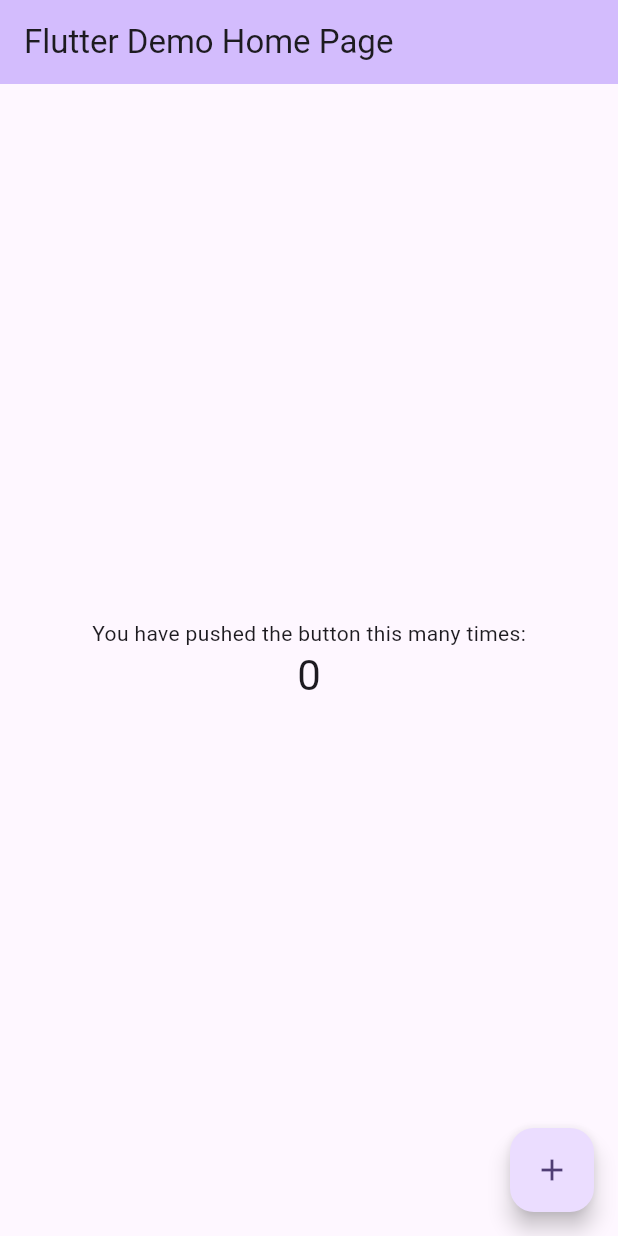
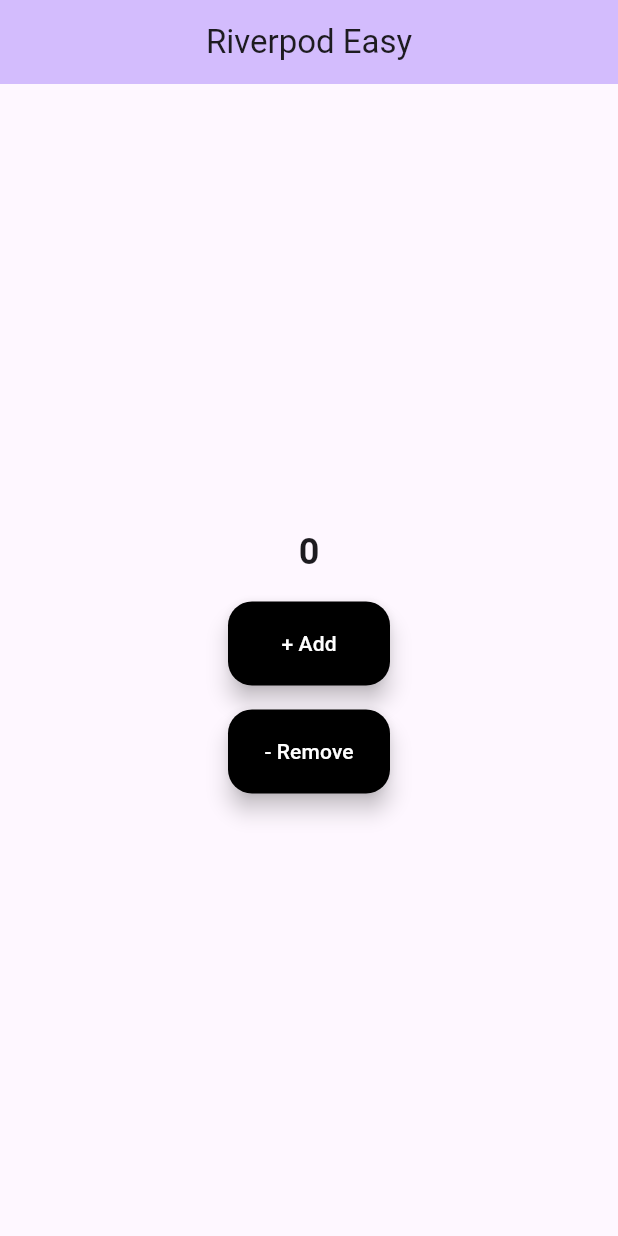
Before and after one commit to Meherab47787/flutter-payment-demo, a Flutter app: the screen it shows after launch, on a phone screen of 412 x 824 dp. Run offline on Flutter 3.47's test engine with Material 3 defaults, Android fonts, the phone set to English and light mode, and no system bars; our stand-ins replace flutter_riverpod, riverpod.

Commit message:
riverpod easy done

```diff
--- a/lib/features/screen/easyRiverpodPage.dart
+++ b/lib/features/screen/easyRiverpodPage.dart
@@ -0,0 +1,57 @@
+import 'package:flutter/material.dart';
+import 'package:flutter_payment_demo/utils/buttons/custom_floating_action_button.dart';
+import 'package:flutter_payment_demo/utils/dimensions.dart';
+import 'package:flutter_payment_demo/utils/riverpod.dart';
+import 'package:flutter_riverpod/flutter_riverpod.dart';
+
+class Easyriverpodpage extends ConsumerWidget {
+  const Easyriverpodpage({super.key});
+
+  @override
+  Widget build(BuildContext context, WidgetRef ref) {
+    return Scaffold(
+      appBar: AppBar(
+        centerTitle: true,
+        backgroundColor: Theme.of(context).colorScheme.inversePrimary,
+        title: Text("Riverpod Easy"),
+      ),
+      body: Center(
+        child: Column(
+          mainAxisAlignment: MainAxisAlignment.center,
+          children: <Widget>[
+            Text(
+              ref.watch(riverpodEasy).toString(),
+              style: TextStyle(
+                  fontSize: Dimensions.doubleExtralgSize,
+                  fontWeight: FontWeight.bold),
+            ),
+            SizedBox(
+              height: Dimensions.defaultSize,
+            ),
+            CustomFAB(
+              onPressed: () => {
+                ref.read(riverpodEasy.notifier).state+=1,
+              },
+              backgroundColor: Colors.black,
+              textColor: Colors.white,
+              string: "+ Add",
+              width: Dimensions.avatarSize * 2,
+            ),
+            SizedBox(
+              height: Dimensions.defaultSize,
+            ),
+            CustomFAB(
+              onPressed: () => {
+                ref.read(riverpodEasy.notifier).state-=1,
+              },
+              backgroundColor: Colors.black,
+              textColor: Colors.white,
+              string: "- Remove",
+              width: Dimensions.avatarSize * 2,
+            )
+          ],
+        ),
+      ),
+    );
+  }
+}
--- a/lib/main.dart
+++ b/lib/main.dart
@@ -1,7 +1,11 @@
 import 'package:flutter/material.dart';
+import 'package:flutter_payment_demo/features/screen/easyRiverpodPage.dart';
+import 'package:flutter_payment_demo/utils/buttons/custom_floating_action_button.dart';
+import 'package:flutter_payment_demo/utils/dimensions.dart';
+import 'package:flutter_riverpod/flutter_riverpod.dart';
 
 void main() {
-  runApp(const MyApp());
+  runApp(ProviderScope(child: const MyApp()));
 }
 
 class MyApp extends StatelessWidget {
@@ -11,115 +15,13 @@
   @override
   Widget build(BuildContext context) {
     return MaterialApp(
+      debugShowCheckedModeBanner: false,
       title: 'Flutter Demo',
       theme: ThemeData(
-        // This is the theme of your application.
-        //
-        // TRY THIS: Try running your application with "flutter run". You'll see
-        // the application has a purple toolbar. Then, without quitting the app,
-        // try changing the seedColor in the colorScheme below to Colors.green
-        // and then invoke "hot reload" (save your changes or press the "hot
-        // reload" button in a Flutter-supported IDE, or press "r" if you used
-        // the command line to start the app).
-        //
-        // Notice that the counter didn't reset back to zero; the application
-        // state is not lost during the reload. To reset the state, use hot
-        // restart instead.
-        //
-        // This works for code too, not just values: Most code changes can be
-        // tested with just a hot reload.
         colorScheme: ColorScheme.fromSeed(seedColor: Colors.deepPurple),
         useMaterial3: true,
       ),
-      home: const MyHomePage(title: 'Flutter Demo Home Page'),
+      home: Easyriverpodpage(),
     );
   }
 }
-
-class MyHomePage extends StatefulWidget {
-  const MyHomePage({super.key, required this.title});
-
-  // This widget is the home page of your application. It is stateful, meaning
-  // that it has a State object (defined below) that contains fields that affect
-  // how it looks.
-
-  // This class is the configuration for the state. It holds the values (in this
-  // case the title) provided by the parent (in this case the App widget) and
-  // used by the build method of the State. Fields in a Widget subclass are
-  // always marked "final".
-
-  final String title;
-
-  @override
-  State<MyHomePage> createState() => _MyHomePageState();
-}
-
-class _MyHomePageState extends State<MyHomePage> {
-  int _counter = 0;
-
-  void _incrementCounter() {
-    setState(() {
-      // This call to setState tells the Flutter framework that something has
-      // changed in this State, which causes it to rerun the build method below
-      // so that the display can reflect the updated values. If we changed
-      // _counter without calling setState(), then the build method would not be
-      // called again, and so nothing would appear to happen.
-      _counter++;
-    });
-  }
-
-  @override
-  Widget build(BuildContext context) {
-    // This method is rerun every time setState is called, for instance as done
-    // by the _incrementCounter method above.
-    //
-    // The Flutter framework has been optimized to make rerunning build methods
-    // fast, so that you can just rebuild anything that needs updating rather
-    // than having to individually change instances of widgets.
-    return Scaffold(
-      appBar: AppBar(
-        // TRY THIS: Try changing the color here to a specific color (to
-        // Colors.amber, perhaps?) and trigger a hot reload to see the AppBar
-        // change color while the other colors stay the same.
-        backgroundColor: Theme.of(context).colorScheme.inversePrimary,
-        // Here we take the value from the MyHomePage object that was created by
-        // the App.build method, and use it to set our appbar title.
-        title: Text(widget.title),
-      ),
-      body: Center(
-        // Center is a layout widget. It takes a single child and positions it
-        // in the middle of the parent.
-        child: Column(
-          // Column is also a layout widget. It takes a list of children and
-          // arranges them vertically. By default, it sizes itself to fit its
-          // children horizontally, and tries to be as tall as its parent.
-          //
-          // Column has various properties to control how it sizes itself and
-          // how it positions its children. Here we use mainAxisAlignment to
-          // center the children vertically; the main axis here is the vertical
-          // axis because Columns are vertical (the cross axis would be
-          // horizontal).
-          //
-          // TRY THIS: Invoke "debug painting" (choose the "Toggle Debug Paint"
-          // action in the IDE, or press "p" in the console), to see the
-          // wireframe for each widget.
-          mainAxisAlignment: MainAxisAlignment.center,
-          children: <Widget>[
-            const Text(
-              'You have pushed the button this many times:',
-            ),
-            Text(
-              '$_counter',
-              style: Theme.of(context).textTheme.headlineMedium,
-            ),
-          ],
-        ),
-      ),
-      floatingActionButton: FloatingActionButton(
-        onPressed: _incrementCounter,
-        tooltip: 'Increment',
-        child: const Icon(Icons.add),
-      ), // This trailing comma makes auto-formatting nicer for build methods.
-    );
-  }
-}
--- a/lib/utils/buttons/custom_floating_action_button.dart
+++ b/lib/utils/buttons/custom_floating_action_button.dart
@@ -0,0 +1,39 @@
+import 'package:flutter/material.dart';
+
+class CustomFAB extends StatelessWidget {
+  final VoidCallback onPressed;
+  final IconData? icon;
+  final Color backgroundColor;
+  final Color? iconColor;
+  final Color? textColor;
+  final String? string;
+  final double? height;
+  final double? width;
+
+  const CustomFAB({
+    super.key,
+    required this.onPressed,
+    this.icon,
+    required this.backgroundColor,
+    this.iconColor,
+    this.textColor,
+    this.string,
+    this.height,
+    this.width,
+  });
+
+  @override
+  Widget build(BuildContext context) {
+    return SizedBox(
+      height: height ?? 56.0, // default FAB size
+      width: width ?? 56.0,
+      child: FloatingActionButton(
+        onPressed: onPressed,
+        backgroundColor: backgroundColor,
+        foregroundColor: iconColor,
+        tooltip: string,
+        child: icon != null ? Icon(icon) : Text(string ?? '', style: TextStyle(color: textColor),),
+      ),
+    );
+  }
+}
--- a/lib/utils/dimensions.dart
+++ b/lib/utils/dimensions.dart
@@ -0,0 +1,20 @@
+class Dimensions {
+  static const double zeroSize = 0;
+  static const double extraTinySize = 8.00;
+  static const double tinySize = 10.00;
+  static const double extraSmSize = 12.00;
+  static const double smSize = 14.00;
+  static const double defaultSize = 16.00;
+  static const double lgSize = 18.00;
+  static const double extralgSize = 20.00;
+  static const double doubleExtralgSize = 24.00;
+  static const double radiusSize = 12.00;
+  static const double avatarSize = 54.0;
+  static const double circleSize = 100.0;
+  static const double largeTitle = 130.0;
+  static const double extraLargeTitle = 200.0;
+  static const double bottomAppBarSize = 72.0;
+  static const double smVerticalIndentation = 30.0;
+  static const double lgVerticalIndentation = 50.0;
+
+}
--- a/lib/utils/riverpod.dart
+++ b/lib/utils/riverpod.dart
@@ -0,0 +1,5 @@
+import 'package:riverpod/riverpod.dart';
+
+final riverpodEasy = StateProvider<int>((ref) {
+  return 0;
+});
```
Also changed, not shown: pubspec.yaml (+7 -0 lines), pubspec.lock.
